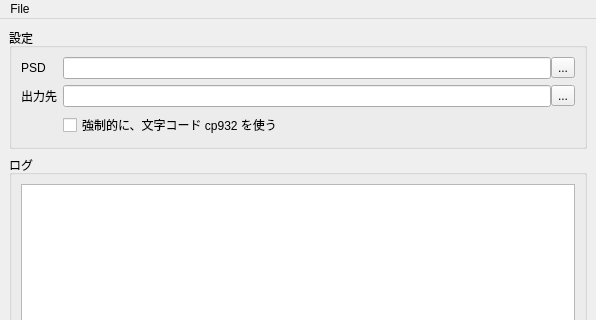
nakano000/Resolve_Script, file library/python/rs/tool/psd_splitter/psd_spliter.ui: the form before one commit; both pictures show x 0 to 596 and y 0 to 320 of the 596 by 533 pixel window.
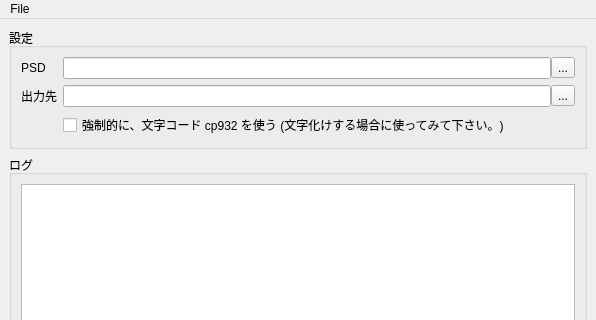
The form after the commit. Custom widgets are drawn as their Qt base class.

Commit message: uiラベル変更

The edit to the form file:
```diff
--- a/library/python/rs/tool/psd_splitter/psd_spliter.ui
+++ b/library/python/rs/tool/psd_splitter/psd_spliter.ui
@@ -78,7 +78,7 @@
        <item row="2" column="1">
         <widget class="QCheckBox" name="useCp932CheckBox">
          <property name="text">
-          <string>強制的に、文字コード cp932 を使う</string>
+          <string>強制的に、文字コード cp932 を使う (文字化けする場合に使ってみて下さい。)</string>
          </property>
         </widget>
        </item>
```
The commit also changes 1 other file.
